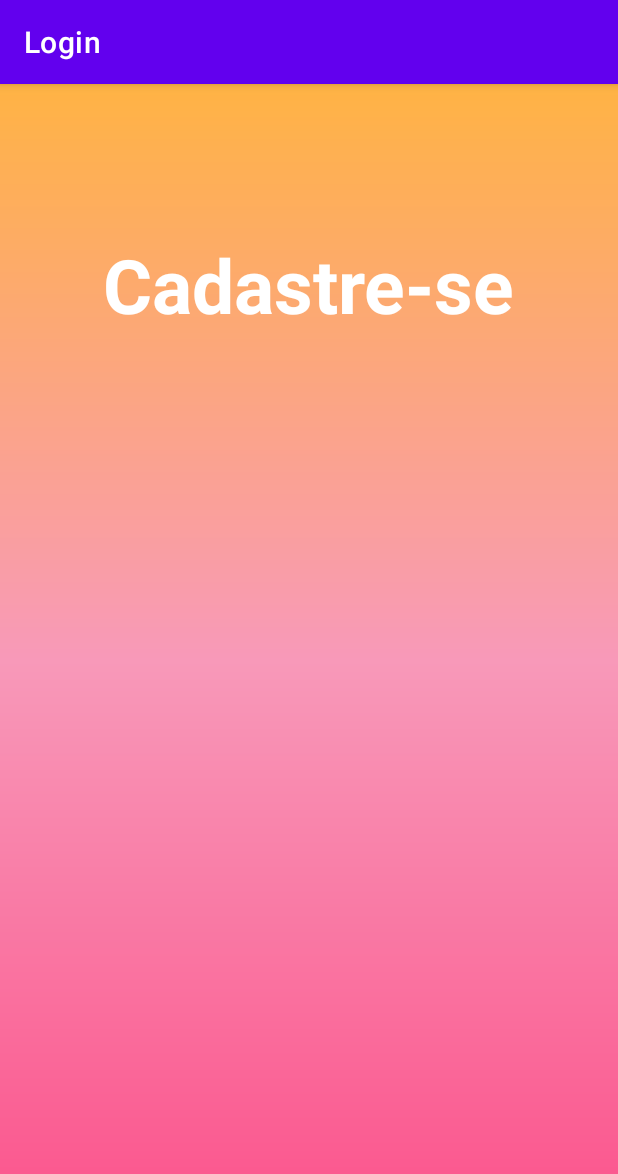
After one commit to Ana204/Login, an Android app: the Cadastro screen opened directly, with no data from a screen before it, on a phone screen of 412 x 824 dp. The commit adds this screen. Shown: the top 1174 px of the screen. Run offline under Robolectric (Android 15) with nearby library versions, the phone set to English and light mode, and no system bars.

Commit message:
textView for activity_cadastro

```diff
--- a/app/src/main/AndroidManifest.xml
+++ b/app/src/main/AndroidManifest.xml
@@ -9,6 +9,9 @@
         android:roundIcon="@mipmap/ic_launcher_round"
         android:supportsRtl="true"
         android:theme="@style/Theme.Login">
+        <activity
+            android:name=".Cadastro"
+            android:exported="false" />
         <activity
             android:name=".MainActivity"
             android:exported="false" />
--- /dev/null
+++ b/app/src/main/java/app/authentication/login/Cadastro.java
@@ -0,0 +1,21 @@
+package app.authentication.login;
+
+import androidx.appcompat.app.AppCompatActivity;
+
+import android.os.Bundle;
+import android.widget.TextView;
+
+public class Cadastro extends AppCompatActivity {
+
+
+
+    @Override
+    protected void onCreate(Bundle savedInstanceState) {
+        super.onCreate(savedInstanceState);
+        setContentView(R.layout.activity_cadastro);
+
+
+    }
+
+
+}
--- a/app/src/main/java/app/authentication/login/Login.java
+++ b/app/src/main/java/app/authentication/login/Login.java
@@ -2,9 +2,14 @@ package app.authentication.login;
 
 import androidx.appcompat.app.AppCompatActivity;
 
+import android.content.Intent;
 import android.os.Bundle;
+import android.view.View;
+import android.widget.TextView;
 
 public class Login extends AppCompatActivity {
+
+    TextView txt_tela_cadastro;
 
     @Override
     protected void onCreate(Bundle savedInstanceState) {
@@ -12,5 +17,18 @@ public class Login extends AppCompatActivity {
         setContentView(R.layout.activity_login);
 
         getSupportActionBar().hide();
+
+        txt_tela_cadastro.setOnClickListener(new View.OnClickListener() {
+            @Override
+            public void onClick(View view) {
+                Intent intent = new Intent(Login.this, Cadastro.class);
+                startActivity(intent);
+            }
+        });
+    }
+
+    private void startRegistrationScreen(){
+        txt_tela_cadastro = findViewById(R.id.txt_tela_cadastro);
+
     }
 }
--- /dev/null
+++ b/app/src/main/res/layout/activity_cadastro.xml
@@ -0,0 +1,24 @@
+<?xml version="1.0" encoding="utf-8"?>
+<androidx.constraintlayout.widget.ConstraintLayout xmlns:android="http://schemas.android.com/apk/res/android"
+    xmlns:app="http://schemas.android.com/apk/res-auto"
+    xmlns:tools="http://schemas.android.com/tools"
+    android:layout_width="match_parent"
+    android:layout_height="match_parent"
+    android:background="@drawable/background"
+    tools:context=".Cadastro">
+
+    <TextView
+        android:id="@+id/title_cadastro"
+        android:layout_width="wrap_content"
+        android:layout_height="wrap_content"
+        android:text="@string/title_cadastro"
+        android:textSize="50sp"
+        android:textColor="@color/white"
+        android:textStyle="bold"
+        android:layout_marginTop="100dp"
+        app:layout_constraintStart_toStartOf="parent"
+        app:layout_constraintEnd_toEndOf="parent"
+        app:layout_constraintTop_toTopOf="parent"
+        />
+
+</androidx.constraintlayout.widget.ConstraintLayout>
--- a/app/src/main/res/values/strings.xml
+++ b/app/src/main/res/values/strings.xml
@@ -4,4 +4,5 @@
     <string name="senha">Senha</string>
     <string name="email">Email</string>
     <string name="txt_cadastro">Crie uma conta clicando aqui</string>
+    <string name="title_cadastro">Cadastre-se</string>
 </resources>
```
